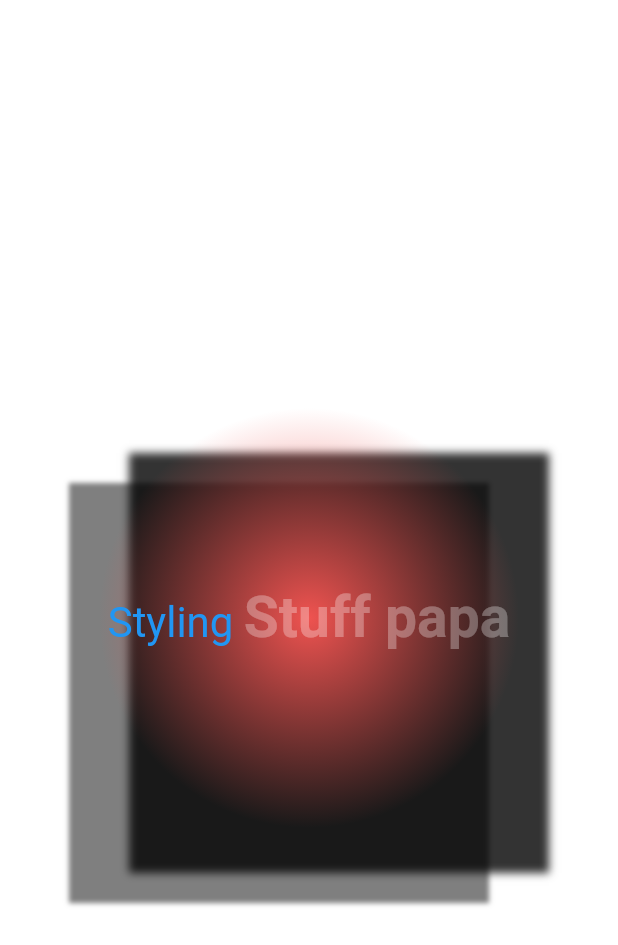
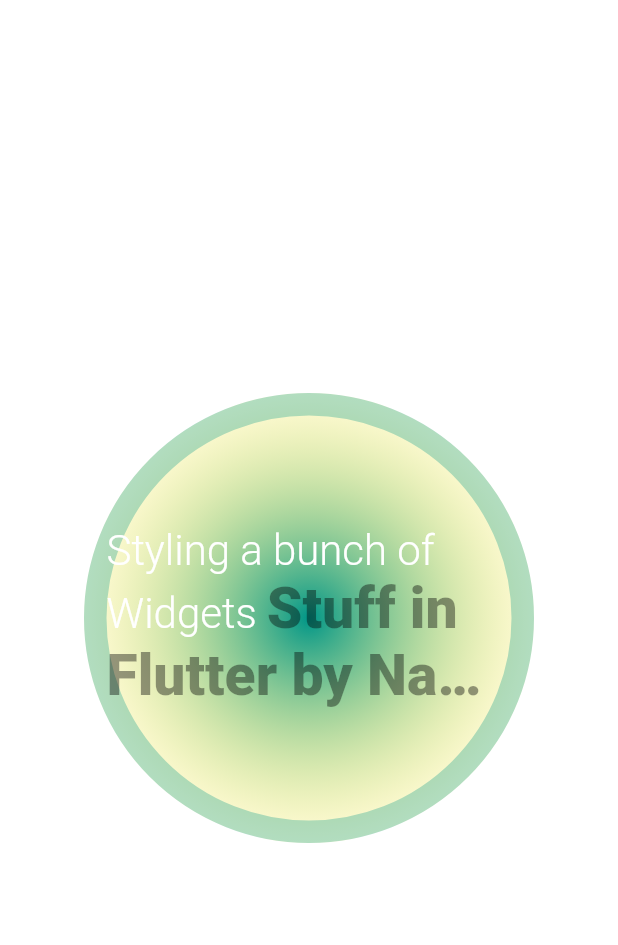
Before and after one commit to nahuelcabrera/flutter_styling, a Flutter app: the screen it shows after launch, on a phone screen of 412 x 824 dp. Shown: the top 945 px of the screen. Run offline on Flutter 3.47's test engine with Material 2 defaults, Android fonts, the phone set to English and light mode, and no system bars.

Commit message:
max lines, overflow, finalize

```diff
--- a/lib/main.dart
+++ b/lib/main.dart
@@ -14,23 +14,25 @@ class MyApp extends StatelessWidget {
               transform: Matrix4.identity(),
               child: Container(
                 alignment: Alignment.center,
-                width: 280.0,
-                height: 280.0,
+                width: 300.0,
+                height: 300.0,
                 //color: Colors.blueAccent,
                 decoration: BoxDecoration(
                   gradient: RadialGradient(colors: <Color>[
-                    Color(0xffef5350),
-                    Color(0x00ef5350),
+                    Colors.teal,
+                    Colors.yellow.withOpacity(0.2),
                   ]),
                   //borderRadius: BorderRadius.circular(1000.0),
-                  //border: Border.all(color: Colors.orange),
-                  boxShadow: <BoxShadow>[
+                  border: Border.all(color: Colors.teal.withOpacity(0.3), width: 15.0),
+                  /*boxShadow: <BoxShadow>[
                     BoxShadow(color: Color(0xcc000000), offset: Offset(20.0, 30.0), blurRadius: 4.0),
                     BoxShadow(color: Color(0x80000000), offset: Offset(-20.0, 50.0), blurRadius: 2.0),
-                  ],
-                  shape: BoxShape.rectangle,
+                  ],*/
+                  shape: BoxShape.circle,
                 ),
                 child: RichText(
+                    overflow: TextOverflow.ellipsis,
+                    maxLines: 3,
                     text: TextSpan(
                       style: TextStyle(
                         color: Colors.white,
@@ -38,16 +40,17 @@ class MyApp extends StatelessWidget {
                       ),
                       children: <TextSpan>[
                         TextSpan(
-                          text: 'Styling ',
+                          text: 'Styling a bunch of Widgets ',
                           style: TextStyle(
-                            color: Colors.blue,
+                            color: Colors.white,
                             fontSize: 28.0,
+                              fontWeight: FontWeight.w300
                           ),),
                         TextSpan(
-                          text: 'Stuff papa',
+                          text: 'Stuff in Flutter by Nahuel Cabrera',
                           style: TextStyle(
-                            color: Colors.white.withOpacity(0.3),
-                            fontWeight: FontWeight.w700
+                            color: Colors.black.withOpacity(0.4),
+                            fontWeight: FontWeight.w900
                           ),),
                       ]
                     )
```
